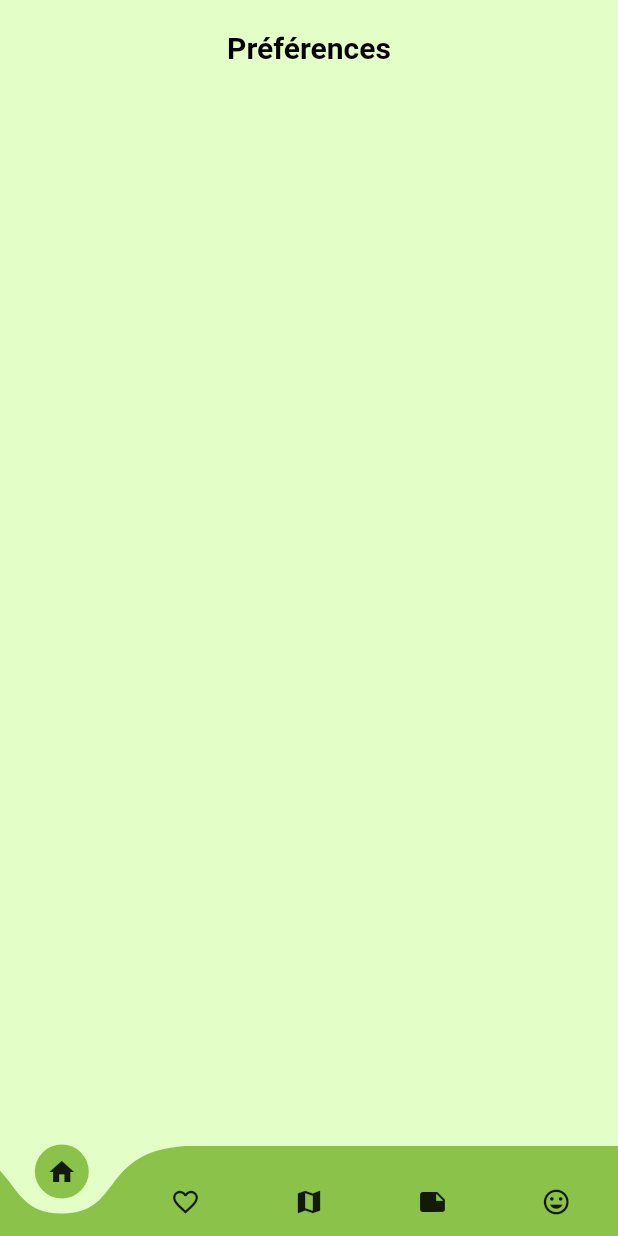
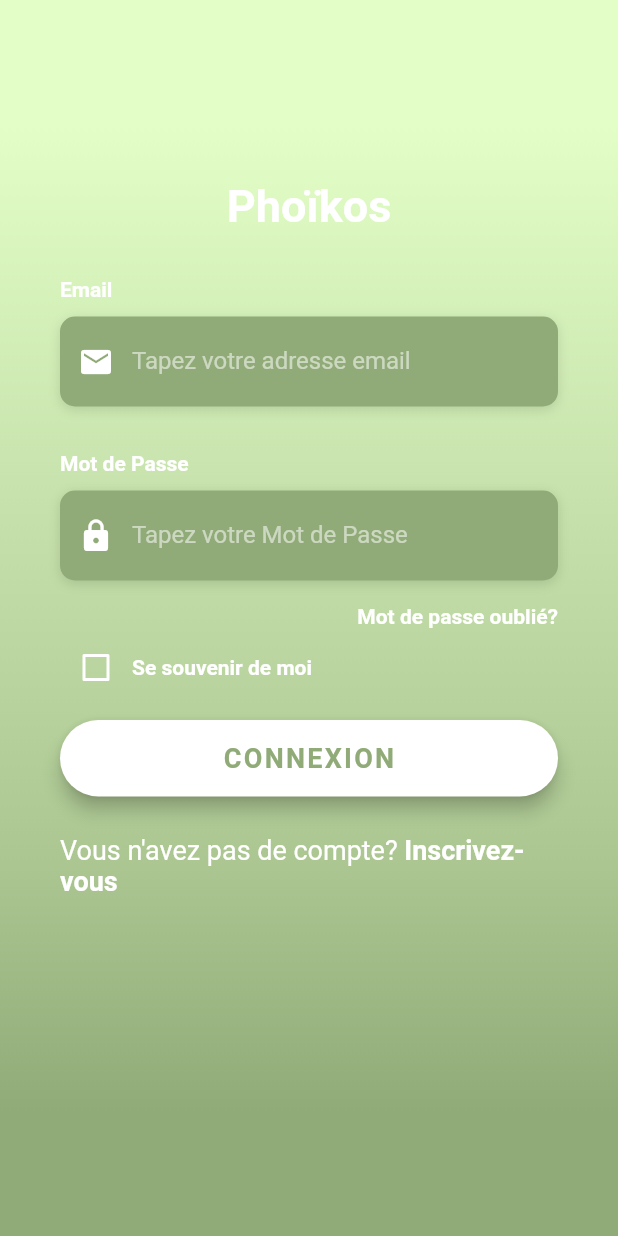
Before and after one commit to Sanitc/phoikos, a Flutter app: the screen it shows after launch, on a phone screen of 412 x 824 dp. Run offline on Flutter 3.47's test engine with Material 2 defaults, Android fonts, the phone set to English and light mode, and no system bars; drawn by our look-alikes of curved_navigation_bar; Roboto replaces fonts that are missing (OpenSans, Raleway).

Commit message:
avant le passage de Guillaume

```diff
--- a/lib/main.dart
+++ b/lib/main.dart
@@ -1,56 +1,11 @@
-import 'package:curved_navigation_bar/curved_navigation_bar.dart';
 import 'package:flutter/material.dart';
 import 'package:flutter/services.dart';
-import 'package:phoikos/pages/pageAccueil.dart';
-import 'package:phoikos/pages/pageFavoris.dart';
-import 'package:phoikos/pages/pageMap.dart';
-import 'package:phoikos/pages/pageNotes.dart';
-import 'package:phoikos/pages/pageProfil.dart';
+import 'package:phoikos/pages/login_screen.dart';
 
-void main() => runApp(
-    MaterialApp(debugShowCheckedModeBanner: false, home: BottomNavBar()));
+void main() => runApp(MyApp());
 
-class BottomNavBar extends StatefulWidget {
-  @override
-  _BottomNavBarState createState() => _BottomNavBarState();
-}
-
-class _BottomNavBarState extends State<BottomNavBar> {
-  int pageIndex = 0;
-  GlobalKey _bottomNavigationKey = GlobalKey();
-
-  final PageAccueil _pageAccueil = PageAccueil();
-  final PageFavoris _pageFavoris = PageFavoris();
-  final PageMap _pageMap = PageMap();
-  final PageNotes _pageNotes = PageNotes();
-  final PageProfil _pageProfil = PageProfil();
-
-  Widget _showPage = new PageAccueil();
-
-  Widget _pageChooser(int page) {
-    switch (page) {
-      case 0:
-        return _pageAccueil;
-        break;
-
-      case 1:
-        return _pageFavoris;
-        break;
-
-      case 2:
-        return _pageMap;
-        break;
-
-      case 3:
-        return _pageNotes;
-        break;
-
-      case 4:
-        return _pageProfil;
-        break;
-    }
-  }
-
+class MyApp extends StatelessWidget {
+  // This widget is the root of your application.
   @override
   Widget build(BuildContext context) {
     SystemChrome.setEnabledSystemUIOverlays([]);
@@ -58,38 +13,11 @@ class _BottomNavBarState extends State<BottomNavBar> {
       DeviceOrientation.portraitUp,
       DeviceOrientation.portraitDown,
     ]);
-    return Scaffold(
-        bottomNavigationBar: CurvedNavigationBar(
-          key: _bottomNavigationKey,
-          index: pageIndex,
-          height: 60.0,
-          items: <Widget>[
-            Icon(Icons.home, size: 20),
-            Icon(Icons.favorite_border, size: 20),
-            Icon(Icons.map, size: 20),
-            Icon(Icons.note, size: 20),
-            Icon(Icons.tag_faces, size: 20),
-          ],
-          color: Colors.lightGreen,
-          backgroundColor: Color(0xffE3FFC7),
-          buttonBackgroundColor: Colors.lightGreen,
-          animationCurve: Curves.easeInOut,
-          animationDuration: Duration(milliseconds: 300),
-          onTap: (int tappedIndex) {
-            setState(() {
-              _showPage = _pageChooser(tappedIndex);
-            });
-          },
-        ),
-        body: Container(
-          color: Color(0xffE3FFC7),
-          child: Center(
-            child: Column(
-              children: <Widget>[
-                _showPage,
-              ],
-            ),
-          ),
-        ));
+
+    return MaterialApp(
+      title: 'Flutter Login UI',
+      debugShowCheckedModeBanner: false,
+      home: LoginScreen(),
+    );
   }
 }
--- /dev/null
+++ b/lib/pages/homePage.dart
@@ -0,0 +1,103 @@
+import 'package:curved_navigation_bar/curved_navigation_bar.dart';
+import 'package:flutter/material.dart';
+import 'package:flutter/services.dart';
+import 'package:phoikos/pages/pageAccueil.dart';
+import 'package:phoikos/pages/pageFavoris.dart';
+import 'package:phoikos/pages/pageMap.dart';
+import 'package:phoikos/pages/pageNotes.dart';
+import 'package:phoikos/pages/pageProfil.dart';
+
+void main() => runApp(
+    MaterialApp(debugShowCheckedModeBanner: false, home: BottomNavBar()));
+
+class BottomNavBar extends StatefulWidget {
+  @override
+  _BottomNavBarState createState() => _BottomNavBarState();
+}
+
+class _BottomNavBarState extends State<BottomNavBar> {
+  int pageIndex = 0;
+  GlobalKey _bottomNavigationKey = GlobalKey();
+
+  final PageAccueil _pageAccueil = PageAccueil();
+  final PageFavoris _pageFavoris = PageFavoris();
+  final PageMap _pageMap = PageMap();
+  final PageNotes _pageNotes = PageNotes();
+  final PageProfil _pageProfil = PageProfil();
+
+  Widget _showPage = new PageAccueil();
+
+  Widget _pageChooser(int page) {
+    switch (page) {
+      case 0:
+        return _pageAccueil;
+        break;
+
+      case 1:
+        return _pageFavoris;
+        break;
+
+      case 2:
+        return _pageMap;
+        break;
+
+      case 3:
+        return _pageNotes;
+        break;
+
+      case 4:
+        return _pageProfil;
+        break;
+    }
+  }
+
+  @override
+  Widget build(BuildContext context) {
+    SystemChrome.setEnabledSystemUIOverlays([]);
+    SystemChrome.setPreferredOrientations([
+      DeviceOrientation.portraitUp,
+      DeviceOrientation.portraitDown,
+    ]);
+    return Scaffold(
+      bottomNavigationBar: CurvedNavigationBar(
+        key: _bottomNavigationKey,
+        index: pageIndex,
+        height: 60.0,
+        items: <Widget>[
+          Icon(Icons.home, size: 20),
+          Icon(Icons.favorite_border, size: 20),
+          Icon(Icons.map, size: 20),
+          Icon(Icons.note, size: 20),
+          Icon(Icons.tag_faces, size: 20),
+        ],
+        color: Color(0xFFFFFFE3),
+        backgroundColor: Color(0xFF90AB77),
+        buttonBackgroundColor: Color(0xFFFFFFE3),
+        animationCurve: Curves.easeInOut,
+        animationDuration: Duration(milliseconds: 300),
+        onTap: (int tappedIndex) {
+          setState(() {
+            _showPage = _pageChooser(tappedIndex);
+          });
+        },
+      ),
+      body: Container(
+        height: double.infinity,
+        width: double.infinity,
+        decoration: BoxDecoration(
+          gradient: LinearGradient(
+            begin: Alignment.topCenter,
+            end: Alignment.bottomCenter,
+            colors: [
+              Color(0xFFE3FFC7),
+              Color(0xFFC7E2AC),
+              Color(0xFFABC691),
+              Color(0xFF90AB77),
+            ],
+            stops: [0.1, 0.4, 0.7, 0.9],
+          ),
+        ),
+      ),
+    );
+  }
+}
--- /dev/null
+++ b/lib/pages/login_screen.dart
@@ -0,0 +1,252 @@
+import 'package:flutter/material.dart';
+import 'package:flutter/services.dart';
+import 'package:phoikos/pages/homePage.dart';
+import 'package:phoikos/utilities/constants.dart';
+
+class LoginScreen extends StatefulWidget {
+  @override
+  _LoginScreenState createState() => _LoginScreenState();
+}
+
+class _LoginScreenState extends State<LoginScreen> {
+  bool _rememberMe = false;
+
+  Widget _buildEmailTF() {
+    return Column(
+      crossAxisAlignment: CrossAxisAlignment.start,
+      children: <Widget>[
+        Text(
+          'Email',
+          style: kLabelStyle,
+        ),
+        SizedBox(height: 10.0),
+        Container(
+          alignment: Alignment.centerLeft,
+          decoration: kBoxDecorationStyle,
+          height: 60.0,
+          child: TextField(
+            keyboardType: TextInputType.emailAddress,
+            style: TextStyle(
+              color: Colors.white,
+              fontFamily: 'OpenSans',
+            ),
+            decoration: InputDecoration(
+              border: InputBorder.none,
+              contentPadding: EdgeInsets.only(top: 14.0),
+              prefixIcon: Icon(
+                Icons.email,
+                color: Colors.white,
+              ),
+              hintText: 'Tapez votre adresse email',
+              hintStyle: kHintTextStyle,
+            ),
+          ),
+        ),
+      ],
+    );
+  }
+
+  Widget _buildPasswordTF() {
+    return Column(
+      crossAxisAlignment: CrossAxisAlignment.start,
+      children: <Widget>[
+        Text(
+          'Mot de Passe',
+          style: kLabelStyle,
+        ),
+        SizedBox(height: 10.0),
+        Container(
+          alignment: Alignment.centerLeft,
+          decoration: kBoxDecorationStyle,
+          height: 60.0,
+          child: TextField(
+            obscureText: true,
+            style: TextStyle(
+              color: Colors.white,
+              fontFamily: 'OpenSans',
+            ),
+            decoration: InputDecoration(
+              border: InputBorder.none,
+              contentPadding: EdgeInsets.only(top: 14.0),
+              prefixIcon: Icon(
+                Icons.lock,
+                color: Colors.white,
+              ),
+              hintText: 'Tapez votre Mot de Passe',
+              hintStyle: kHintTextStyle,
+            ),
+          ),
+        ),
+      ],
+    );
+  }
+
+  Widget _buildForgotPasswordBtn() {
+    return Container(
+      alignment: Alignment.centerRight,
+      child: FlatButton(
+        onPressed: () => print('Forgot Password Button Pressed'),
+        padding: EdgeInsets.only(right: 0.0),
+        child: Text(
+          'Mot de passe oublié?',
+          style: kLabelStyle,
+        ),
+      ),
+    );
+  }
+
+  Widget _buildRememberMeCheckbox() {
+    return Container(
+      height: 20.0,
+      child: Row(
+        children: <Widget>[
+          Theme(
+            data: ThemeData(unselectedWidgetColor: Colors.white),
+            child: Checkbox(
+              value: _rememberMe,
+              checkColor: Colors.lightGreen,
+              activeColor: Colors.white,
+              onChanged: (value) {
+                setState(() {
+                  _rememberMe = value;
+                });
+              },
+            ),
+          ),
+          Text(
+            'Se souvenir de moi',
+            style: kLabelStyle,
+          ),
+        ],
+      ),
+    );
+  }
+
+  Widget _buildLoginBtn() {
+    return Container(
+      padding: EdgeInsets.symmetric(vertical: 25.0),
+      width: double.infinity,
+      child: RaisedButton(
+        elevation: 5.0,
+        onPressed: goToHomePage,
+        padding: EdgeInsets.all(15.0),
+        shape: RoundedRectangleBorder(
+          borderRadius: BorderRadius.circular(30.0),
+        ),
+        color: Colors.white,
+        child: Text(
+          'CONNEXION',
+          style: TextStyle(
+            color: Color(0xFF90AB77),
+            letterSpacing: 1.5,
+            fontSize: 18.0,
+            fontWeight: FontWeight.bold,
+            fontFamily: 'OpenSans',
+          ),
+        ),
+      ),
+    );
+  }
+
+  Widget _buildSignupBtn() {
+    return GestureDetector(
+      onTap: () => print('Sign Up Button Pressed'),
+      child: RichText(
+        text: TextSpan(
+          children: [
+            TextSpan(
+              text: 'Vous n\'avez pas de compte? ',
+              style: TextStyle(
+                color: Colors.white,
+                fontSize: 18.0,
+                fontWeight: FontWeight.w400,
+              ),
+            ),
+            TextSpan(
+              text: 'Inscrivez-vous',
+              style: TextStyle(
+                color: Colors.white,
+                fontSize: 18.0,
+                fontWeight: FontWeight.bold,
+              ),
+            ),
+          ],
+        ),
+      ),
+    );
+  }
+
+  @override
+  Widget build(BuildContext context) {
+    return Scaffold(
+      body: AnnotatedRegion<SystemUiOverlayStyle>(
+        value: SystemUiOverlayStyle.light,
+        child: GestureDetector(
+          onTap: () => FocusScope.of(context).unfocus(),
+          child: Stack(
+            children: <Widget>[
+              Container(
+                height: double.infinity,
+                width: double.infinity,
+                decoration: BoxDecoration(
+                  gradient: LinearGradient(
+                    begin: Alignment.topCenter,
+                    end: Alignment.bottomCenter,
+                    colors: [
+                      Color(0xFFE3FFC7),
+                      Color(0xFFC7E2AC),
+                      Color(0xFFABC691),
+                      Color(0xFF90AB77),
+                    ],
+                    stops: [0.1, 0.4, 0.7, 0.9],
+                  ),
+                ),
+              ),
+              Container(
+                height: double.infinity,
+                child: SingleChildScrollView(
+                  physics: AlwaysScrollableScrollPhysics(),
+                  padding: EdgeInsets.symmetric(
+                    horizontal: 40.0,
+                    vertical: 120.0,
+                  ),
+                  child: Column(
+                    mainAxisAlignment: MainAxisAlignment.center,
+                    children: <Widget>[
+                      Text(
+                        'Phoïkos',
+                        style: TextStyle(
+                          color: Colors.white,
+                          fontFamily: 'OpenSans',
+                          fontSize: 30.0,
+                          fontWeight: FontWeight.bold,
+                        ),
+                      ),
+                      SizedBox(height: 30.0),
+                      _buildEmailTF(),
+                      SizedBox(
+                        height: 30.0,
+                      ),
+                      _buildPasswordTF(),
+                      _buildForgotPasswordBtn(),
+                      _buildRememberMeCheckbox(),
+                      _buildLoginBtn(),
+                      _buildSignupBtn(),
+                    ],
+                  ),
+                ),
+              )
+            ],
+          ),
+        ),
+      ),
+    );
+  }
+
+  void goToHomePage() {
+    Navigator.push(context,
+        new MaterialPageRoute(builder: (BuildContext context) {
+      return new BottomNavBar();
+    }));
+  }
+}
--- a/lib/pages/pageAccueil.dart
+++ b/lib/pages/pageAccueil.dart
@@ -3,34 +3,8 @@ import 'package:flutter/material.dart';
 class PageAccueil extends StatelessWidget {
   @override
   Widget build(BuildContext context) {
-    return Center(
-      child: Container(
-        padding: EdgeInsets.only(top: 20.0),
-        color: Color(0xffE3FFC7),
-        child: Column(
-          crossAxisAlignment: CrossAxisAlignment.center,
-          children: <Widget>[
-            Row(
-              mainAxisAlignment: MainAxisAlignment.center,
-              children: <Widget>[
-                Expanded(
-                  child: Text(
-                    'Préférences',
-                    textAlign: TextAlign.center,
-                    textDirection: TextDirection.ltr,
-                    style: TextStyle(
-                        decoration: TextDecoration.none,
-                        fontSize: 20.0,
-                        fontFamily: 'Raleway',
-                        fontWeight: FontWeight.w700,
-                        color: Colors.black),
-                  ),
-                )
-              ],
-            ),
-          ],
-        ),
-      ),
+    return AppBar(
+      title: const Text('Sample Code'),
     );
   }
 }
--- a/lib/pages/pageMap.Dart
+++ b/lib/pages/pageMap.Dart
@@ -12,7 +12,9 @@ class _PageMapState extends State<PageMap> {
   Completer<GoogleMapController> _controller = Completer();
 
   Widget build(BuildContext context) {
-    return Center(
+    return new Scaffold(
+      appBar: AppBar(),
+      body: Center(
         child: Container(
           height: MediaQuery.of(context).size.height - 60,
           width: MediaQuery.of(context).size.width,
@@ -24,6 +26,7 @@ class _PageMapState extends State<PageMap> {
                 target: LatLng(48.0973327, -1.6502198), zoom: 11.0),
           ),
         ),
+      ),
     );
   }
 }
--- /dev/null
+++ b/lib/utilities/constants.dart
@@ -0,0 +1,24 @@
+import 'package:flutter/material.dart';
+
+final kHintTextStyle = TextStyle(
+  color: Colors.white54,
+  fontFamily: 'OpenSans',
+);
+
+final kLabelStyle = TextStyle(
+  color: Colors.white,
+  fontWeight: FontWeight.bold,
+  fontFamily: 'OpenSans',
+);
+
+final kBoxDecorationStyle = BoxDecoration(
+  color: Color(0xFF90AB77),
+  borderRadius: BorderRadius.circular(10.0),
+  boxShadow: [
+    BoxShadow(
+      color: Colors.black12,
+      blurRadius: 6.0,
+      offset: Offset(0, 2),
+    ),
+  ],
+);
```
Lines whose indentation alone changed are shown as unchanged.
